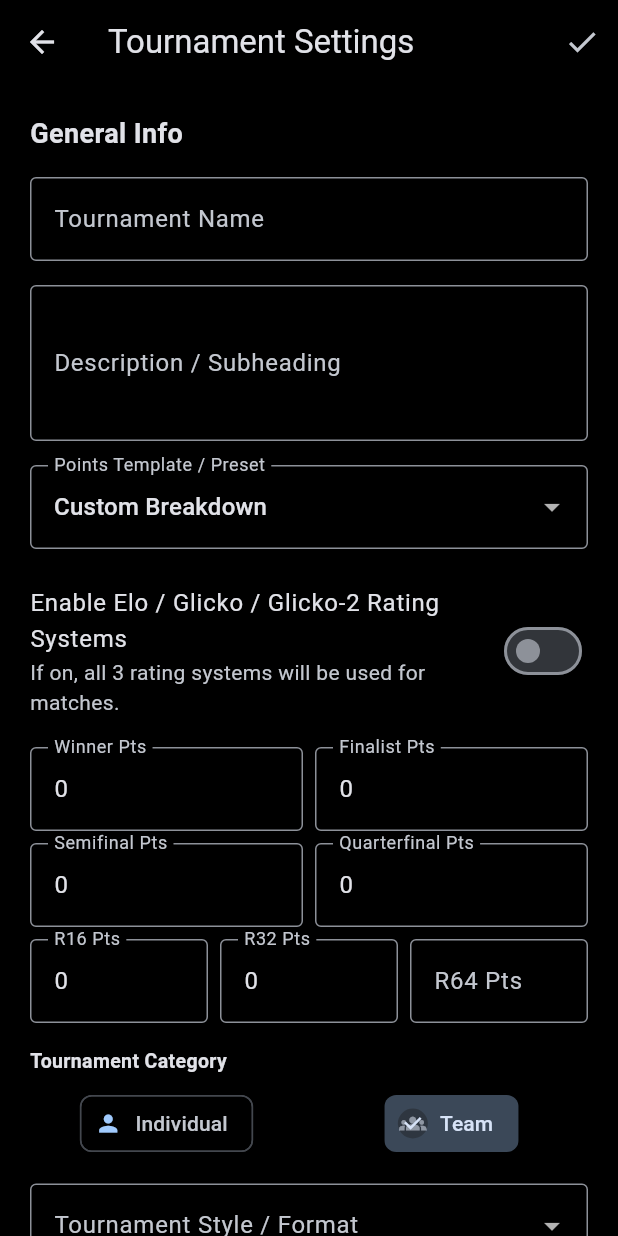
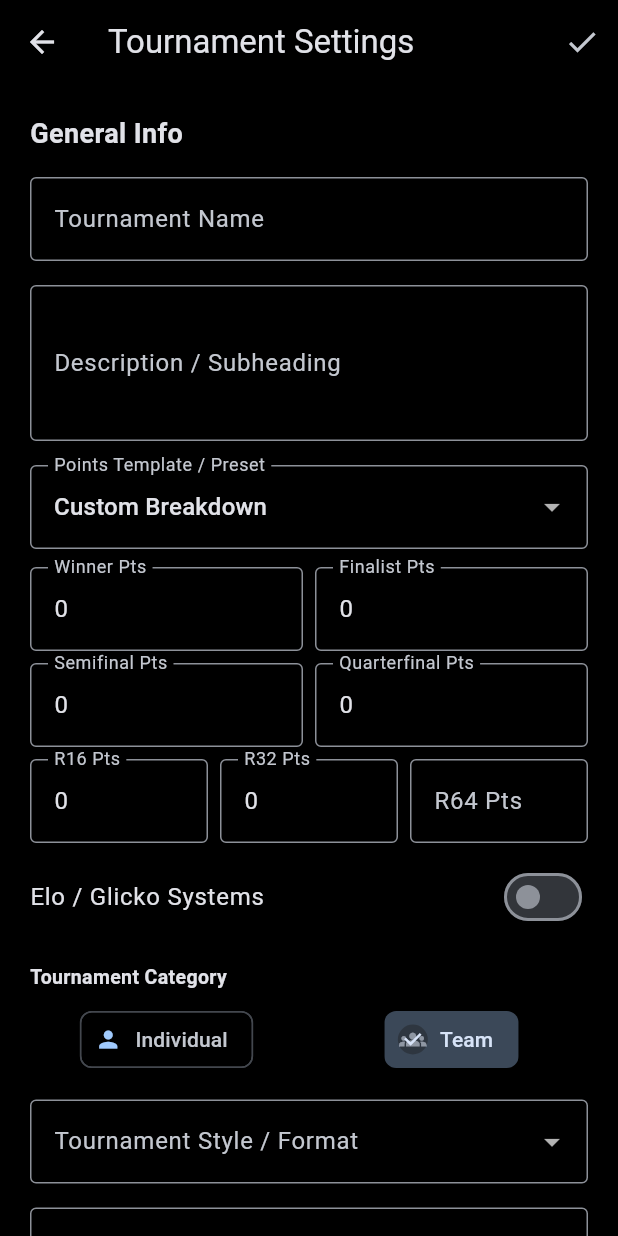
Before and after one commit to zhujoey/Aurum, a Flutter app: the TournamentSettingsPage screen opened directly with empty values, on a phone screen of 412 x 824 dp. Run offline on Flutter 3.47's test engine with Material 3 defaults, Android fonts, the phone set to English and light mode, and no system bars; our stand-ins replace cloud_firestore, firebase_auth, firebase_core, flutter_native_splash, google_sign_in, image_picker and 1 more; missing offline and left inert: flutter_dynamic_icon_plus, google_sign_in_all_platforms; accounts and stored records are empty; statements that could not run were skipped.

Commit message:
update tournament rating systems toggle position, title, and default state; add custom expiration input and reorder presets

```diff
--- a/lib/tournaments.dart
+++ b/lib/tournaments.dart
@@ -443,7 +443,7 @@ class _ClubTournamentsView extends StatelessWidget {
     String selectedTeamType = 'none';
     String selectedTeamMatchSystem = 'Olympic System (1 Doubles + 4 Singles)';
     String selectedPointsExpiration = '1_year';
-    bool ratingSystemsEnabled = false;
+    bool ratingSystemsEnabled = true;
     final customExpirationController = TextEditingController();
     bool hasThirdPlacePlayoff = false;
     bool isOpen = false;
@@ -557,14 +557,6 @@ class _ClubTournamentsView extends StatelessWidget {
                     });
                   },
                 ),
-                const SizedBox(height: 16),
-                SwitchListTile(
-                  title: Text('Enable Elo / Glicko / Glicko-2 Rating Systems'.tr),
-                  subtitle: Text('If on, all 3 rating systems will be used for matches.'.tr),
-                  value: ratingSystemsEnabled,
-                  onChanged: (val) => setDialogState(() => ratingSystemsEnabled = val),
-                  contentPadding: EdgeInsets.zero,
-                ),
                 const SizedBox(height: 12),
                 Row(
                   children: [
@@ -632,6 +624,13 @@ class _ClubTournamentsView extends StatelessWidget {
                       ),
                     ),
                   ],
+                ),
+                const SizedBox(height: 8),
+                SwitchListTile(
+                  title: Text('Elo / Glicko Systems'.tr),
+                  value: ratingSystemsEnabled,
+                  onChanged: (val) => setDialogState(() => ratingSystemsEnabled = val),
+                  contentPadding: EdgeInsets.zero,
                 ),
                 const SizedBox(height: 16),
                 Align(
@@ -2469,14 +2468,6 @@ class _TournamentSettingsPageState extends State<TournamentSettingsPage> {
                 });
               },
             ),
-            const SizedBox(height: 16),
-            SwitchListTile(
-              title: Text('Enable Elo / Glicko / Glicko-2 Rating Systems'.tr),
-              subtitle: Text('If on, all 3 rating systems will be used for matches.'.tr),
-              value: _ratingSystemsEnabled,
-              onChanged: (val) => setState(() => _ratingSystemsEnabled = val),
-              contentPadding: EdgeInsets.zero,
-            ),
             const SizedBox(height: 12),
             Row(
               children: [
@@ -2544,6 +2535,13 @@ class _TournamentSettingsPageState extends State<TournamentSettingsPage> {
                   ),
                 ),
               ],
+            ),
+            const SizedBox(height: 8),
+            SwitchListTile(
+              title: Text('Elo / Glicko Systems'.tr),
+              value: _ratingSystemsEnabled,
+              onChanged: (val) => setState(() => _ratingSystemsEnabled = val),
+              contentPadding: EdgeInsets.zero,
             ),
             const SizedBox(height: 16),
             Align(
```
